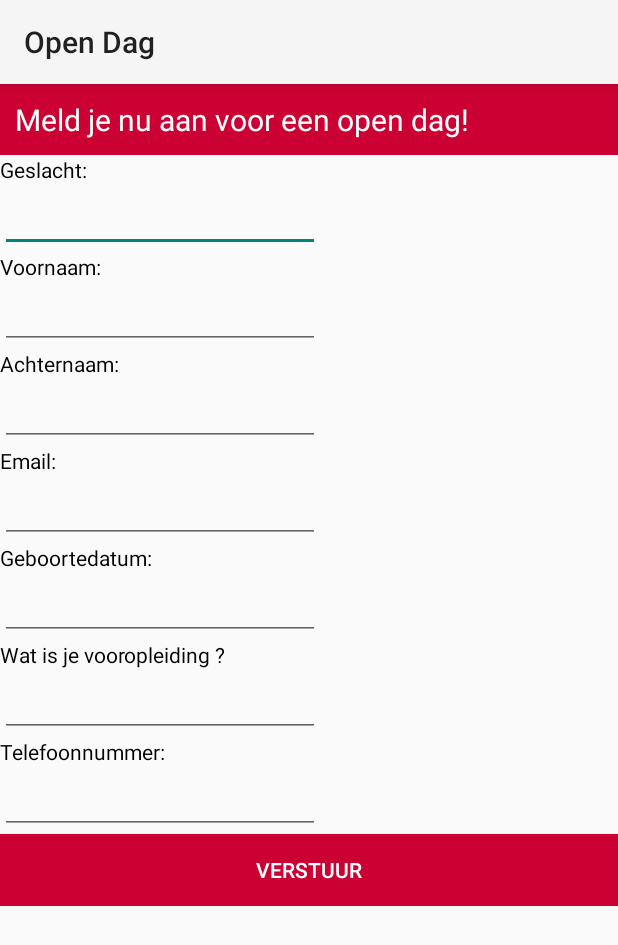
After one commit to canberkates/Project-B, an Android app: the fragment InschrijvenFragment shown on its own in the app's theme, on a phone screen of 412 x 824 dp. The commit adds this screen. Shown: the top 945 px of the screen. Run offline under Robolectric (Android 15) with nearby library versions, the phone set to English and light mode, and no system bars; 7 statements that could not run were skipped.

Commit message:
Fragment
Fragment added

```diff
--- a/OpenDag/app/build.gradle
+++ b/OpenDag/app/build.gradle
@@ -23,6 +23,7 @@ dependencies {
     implementation 'com.android.support:appcompat-v7:28.0.0'
     implementation 'com.android.support:design:28.0.0'
     implementation 'com.android.support.constraint:constraint-layout:1.1.3'
+    implementation 'com.android.support:support-v4:28.0.0'
     testImplementation 'junit:junit:4.12'
     androidTestImplementation 'com.android.support.test:runner:1.0.2'
     androidTestImplementation 'com.android.support.test.espresso:espresso-core:3.0.2'
--- /dev/null
+++ b/OpenDag/app/src/main/java/nl/bakisen/opendag/InschrijvenFragment.java
@@ -0,0 +1,57 @@
+package nl.bakisen.opendag;
+import android.os.Bundle;
+import android.support.v4.app.Fragment;
+import android.view.LayoutInflater;
+import android.view.ViewGroup;
+import android.support.v7.app.AppCompatActivity;
+import android.os.Bundle;
+import android.view.View;
+import android.widget.AdapterView;
+import android.widget.ArrayAdapter;
+import android.widget.Button;
+import android.widget.EditText;
+import android.widget.Toast;
+
+public class InschrijvenFragment extends Fragment {
+
+    String gender, name, lastname, email, date, education;
+    int phone;
+
+    EditText inputGender;
+    EditText inputName;
+    EditText inputLastname;
+    EditText inputPhone;
+    EditText inputMail;
+    EditText inputDateBirth;
+    EditText inputEducation;
+
+
+    Button signUpButton;
+
+    @Override
+    public View onCreateView(LayoutInflater inflater, ViewGroup container,
+                             Bundle savedInstanceState) {
+
+        gender = inputGender.getText().toString();
+        name = inputName.getText().toString();
+        lastname = inputLastname.getText().toString();
+        phone = Integer.valueOf(inputPhone.getText().toString());
+        email = inputMail.getText().toString();
+        date = inputDateBirth.getText().toString();
+        education = inputEducation.getText().toString();
+
+        showToast(gender);
+        showToast(name);
+        showToast(lastname);
+        showToast(String.valueOf(phone));
+        showToast(email);
+        showToast(date);
+        showToast(education);
+
+        return inflater.inflate(R.layout.fragment_inschrijven, container, false);
+    }
+
+    public void showToast(String text) {
+//        Toast.makeText(InschrijvenFragment.this, text, Toast.LENGTH_SHORT).show();
+    }
+}
--- /dev/null
+++ b/OpenDag/app/src/main/res/layout/fragment_inschrijven.xml
@@ -0,0 +1,139 @@
+<?xml version="1.0" encoding="utf-8"?>
+<ScrollView
+    xmlns:android="http://schemas.android.com/apk/res/android"
+    xmlns:tools="http://schemas.android.com/tools"
+    android:layout_width="match_parent"
+    android:layout_height="match_parent"
+    android:orientation="vertical"
+    tools:context=".InschrijvenFragment">
+
+    <LinearLayout
+        android:layout_width="match_parent"
+        android:layout_height="wrap_content"
+        android:orientation="vertical" >
+
+        <TextView
+            android:layout_width="match_parent"
+            android:layout_height="wrap_content"
+            android:padding="10dp"
+            android:text="@string/meld_je_nu_aan_voor_een_open_dag"
+            android:textColor="@color/white"
+            android:background="@color/hrrood"
+            android:textSize="20sp"/>
+
+        <TextView
+            android:id="@+id/textGender"
+            android:layout_width="match_parent"
+            android:layout_height="wrap_content"
+            android:text="@string/geslacht"
+            android:textColor="@color/black" />
+
+
+        <EditText
+            android:id="@+id/inputGender"
+            android:layout_width="wrap_content"
+            android:layout_height="wrap_content"
+            android:ems="10"
+            android:inputType="text"
+            android:autofillHints="" />
+
+        <TextView
+            android:id="@+id/textName"
+            android:layout_width="wrap_content"
+            android:layout_height="wrap_content"
+            android:text="@string/naam"
+            android:textColor="@color/black" />
+
+        <EditText
+            android:id="@+id/inputName"
+            android:layout_width="wrap_content"
+            android:layout_height="wrap_content"
+            android:autofillHints=""
+            android:ems="10"
+            android:inputType="textPersonName" />
+
+        <TextView
+            android:id="@+id/textLastname"
+            android:layout_width="match_parent"
+            android:layout_height="wrap_content"
+            android:text="@string/achternaam"
+            android:textColor="@color/black" />
+
+        <EditText
+            android:id="@+id/inputLastname"
+            android:layout_width="wrap_content"
+            android:layout_height="wrap_content"
+            android:autofillHints=""
+            android:ems="10"
+            android:inputType="textPersonName" />
+
+        <TextView
+            android:id="@+id/textMail"
+            android:layout_width="match_parent"
+            android:layout_height="wrap_content"
+            android:text="@string/email"
+            android:textColor="@color/black" />
+
+        <EditText
+            android:id="@+id/inputMail"
+            android:layout_width="wrap_content"
+            android:layout_height="wrap_content"
+            android:autofillHints=""
+            android:ems="10"
+            android:inputType="textEmailAddress" />
+
+        <TextView
+            android:id="@+id/textDate"
+            android:layout_width="match_parent"
+            android:layout_height="wrap_content"
+            android:text="@string/datum"
+            android:textColor="@color/black" />
+
+        <EditText
+            android:id="@+id/inputDateBirth"
+            android:layout_width="wrap_content"
+            android:layout_height="wrap_content"
+            android:autofillHints=""
+            android:ems="10"
+            android:inputType="date" />
+
+        <TextView
+            android:id="@+id/textEducation"
+            android:layout_width="match_parent"
+            android:layout_height="wrap_content"
+            android:text="@string/vooropleiding"
+            android:textColor="@color/black" />
+
+        <EditText
+            android:id="@+id/inputEducation"
+            android:layout_width="wrap_content"
+            android:layout_height="wrap_content"
+            android:ems="10"
+            android:inputType="text" />
+
+        <TextView
+            android:id="@+id/textPhone"
+            android:layout_width="match_parent"
+            android:layout_height="wrap_content"
+            android:text="@string/telefoonnummer"
+            android:textColor="@color/black" />
+
+        <EditText
+            android:id="@+id/inputPhone"
+            android:layout_width="wrap_content"
+            android:layout_height="wrap_content"
+            android:autofillHints=""
+            android:ems="10"
+            android:inputType="phone" />
+
+        <Button
+            android:id="@+id/signUpButton"
+            android:layout_width="match_parent"
+            android:layout_height="wrap_content"
+            android:text="@string/verstuur"
+            android:textColor="@color/white"
+            android:background="@color/hrrood"/>
+
+
+    </LinearLayout>
+</ScrollView>
--- a/OpenDag/app/src/main/res/values/strings.xml
+++ b/OpenDag/app/src/main/res/values/strings.xml
@@ -9,11 +9,14 @@
     <string name="datum">Geboortedatum:</string>
     <string name="verstuur">Verstuur</string>
     <string name="vooropleiding">Wat is je vooropleiding ?</string>
+
+    <!-- TODO: Remove or change this placeholder text -->
+    <string name="hello_blank_fragment">Hello blank fragment</string>
     <!--<string name="spinnerName">GANG GANG</string>-->
     <!--<array name="geslacht">-->
-        <!--<item>123</item>-->
-        <!--<item>1234</item>-->
-        <!--<item>12345</item>-->
+    <!--<item>123</item>-->
+    <!--<item>1234</item>-->
+    <!--<item>12345</item>-->
     <!--</array>-->
 
 </resources>
```
